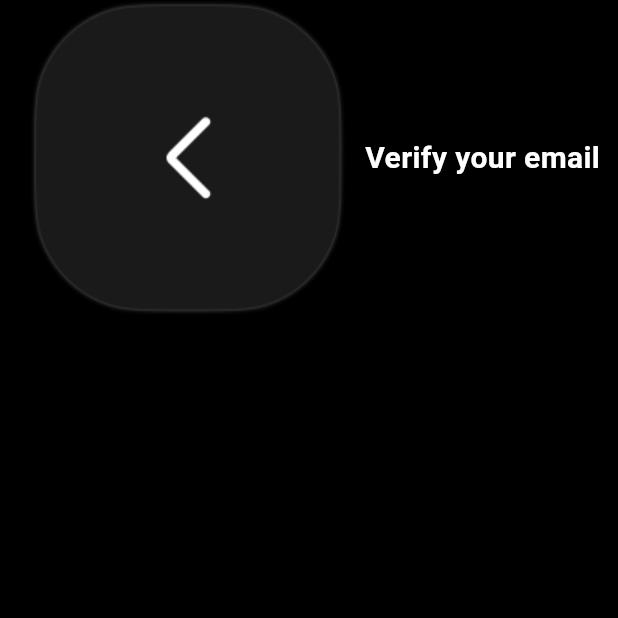
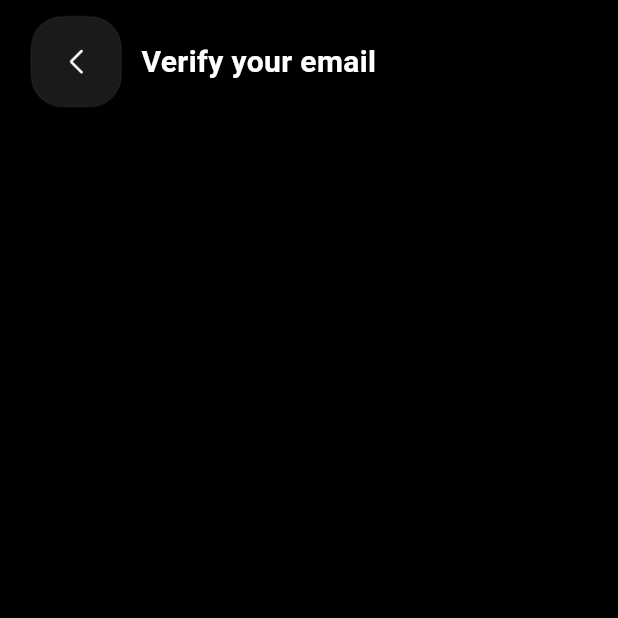
Before and after one commit to rayhantmt/Nate, a Flutter app: the OtpPageView screen opened by its route, on a phone screen of 412 x 824 dp, the top half of it. Run offline on Flutter 3.47's test engine with Material 3 defaults, Android fonts, the phone set to English and light mode, and no system bars; our stand-ins replace get, google_fonts.

Commit message:
done with the app bar

```diff
--- a/lib/modules/otp_page/otp_page.dart
+++ b/lib/modules/otp_page/otp_page.dart
@@ -10,14 +10,17 @@ class OtpPageView extends StatelessWidget {
   Widget build(BuildContext context) {
     return Scaffold(
       backgroundColor: Colors.black,
-      body: SingleChildScrollView(
+      body: SafeArea(
+        child: SingleChildScrollView(
           child: Padding(
             padding: const EdgeInsets.only(left: 20,right: 20),
             child: Column(
               children: [
                 Row(
                   children: [
-                  Image.asset(AppImages.backicon),
+                    Image.asset(AppImages.backicon, height:Get.height*0.1,
+                    width: Get.width*0.15,),
+
                     SizedBox(width: Get.width*0.03,),
                     Text('Verify your email',
                     style: GoogleFonts.roboto(
@@ -32,6 +35,7 @@ class OtpPageView extends StatelessWidget {
             ),
           ),
         ),
+      ),
     );
   }
 }
```
Lines whose indentation alone changed are shown as unchanged.
